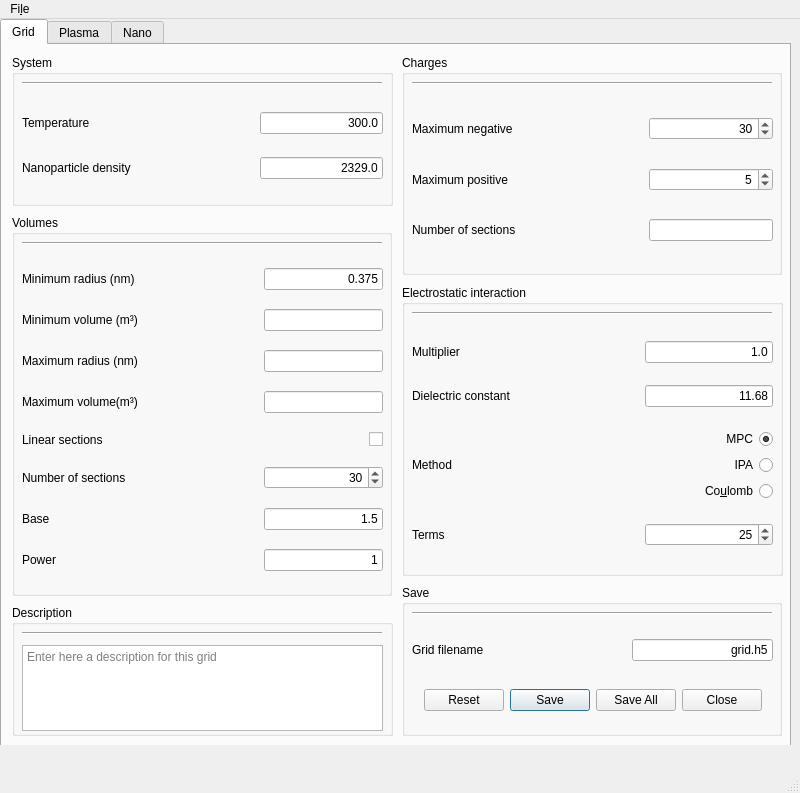
The window that ndust/ndust.ui (caos21/ndust) describes before a commit, drawn with Qt 5.
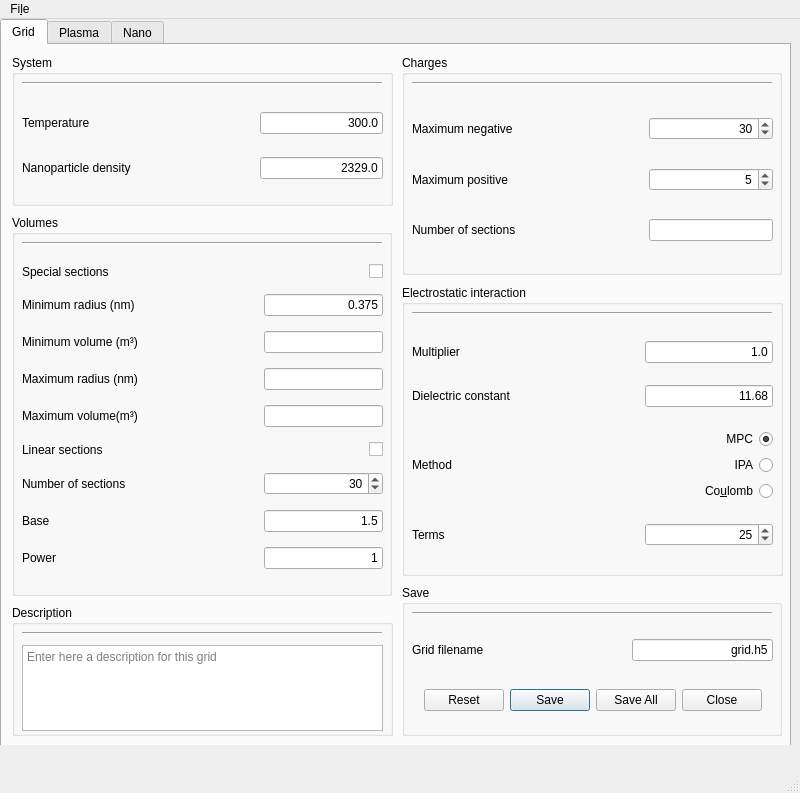
The same window after the commit.

Commit message: added ndust press supplementary material jupyter notebook

```diff
--- a/ndust/ndust.ui
+++ b/ndust/ndust.ui
@@ -83,7 +83,7 @@
            </rect>
           </property>
           <layout class="QGridLayout" name="gridLayout">
-           <item row="2" column="2">
+           <item row="3" column="2">
             <widget class="QLineEdit" name="lineEdit_maxrad">
              <property name="toolTip">
               <string>Maximum mean radius</string>
@@ -99,7 +99,7 @@
              </property>
             </widget>
            </item>
-           <item row="1" column="2">
+           <item row="2" column="2">
             <widget class="QLineEdit" name="lineEdit_minvol">
              <property name="toolTip">
               <string>Minimum volume at interface</string>
@@ -112,21 +112,21 @@
              </property>
             </widget>
            </item>
-           <item row="5" column="0">
+           <item row="6" column="0">
             <widget class="QLabel" name="label_numvsecs">
              <property name="text">
               <string>Number of sections</string>
              </property>
             </widget>
            </item>
-           <item row="6" column="0">
+           <item row="7" column="0">
             <widget class="QLabel" name="label_base">
              <property name="text">
               <string>Base</string>
              </property>
             </widget>
            </item>
-           <item row="5" column="2">
+           <item row="6" column="2">
             <widget class="QSpinBox" name="spinBox_vsecs">
              <property name="alignment">
               <set>Qt::AlignRight|Qt::AlignTrailing|Qt::AlignVCenter</set>
@@ -145,7 +145,7 @@
              </property>
             </widget>
            </item>
-           <item row="2" column="0">
+           <item row="3" column="0">
             <widget class="QLabel" name="label_maxrad">
              <property name="toolTip">
               <string>Maximum mean radius</string>
@@ -155,7 +155,7 @@
              </property>
             </widget>
            </item>
-           <item row="3" column="2">
+           <item row="4" column="2">
             <widget class="QLineEdit" name="lineEdit_maxvol">
              <property name="toolTip">
               <string>Maximum volume at interface</string>
@@ -168,7 +168,7 @@
              </property>
             </widget>
            </item>
-           <item row="1" column="0">
+           <item row="2" column="0">
             <widget class="QLabel" name="label_minvol">
              <property name="toolTip">
               <string>Minimum volume at interface</string>
@@ -178,7 +178,7 @@
              </property>
             </widget>
            </item>
-           <item row="0" column="1">
+           <item row="1" column="1">
             <spacer name="horizontalSpacer">
              <property name="orientation">
               <enum>Qt::Horizontal</enum>
@@ -191,7 +191,7 @@
              </property>
             </spacer>
            </item>
-           <item row="6" column="2">
+           <item row="7" column="2">
             <widget class="QLineEdit" name="lineEdit_base">
              <property name="text">
               <string>1.5</string>
@@ -201,7 +201,7 @@
              </property>
             </widget>
            </item>
-           <item row="3" column="0">
+           <item row="4" column="0">
             <widget class="QLabel" name="label_maxvol">
              <property name="toolTip">
               <string>Maximum volume at interface</string>
@@ -211,14 +211,14 @@
              </property>
             </widget>
            </item>
-           <item row="7" column="0">
+           <item row="8" column="0">
             <widget class="QLabel" name="label_power">
              <property name="text">
               <string>Power</string>
              </property>
             </widget>
            </item>
-           <item row="0" column="2">
+           <item row="1" column="2">
             <widget class="QLineEdit" name="lineEdit_minrad">
              <property name="toolTip">
               <string>Minimum mean radius</string>
@@ -231,7 +231,7 @@
              </property>
             </widget>
            </item>
-           <item row="7" column="2">
+           <item row="8" column="2">
             <widget class="QLineEdit" name="lineEdit_power">
              <property name="text">
               <string>1</string>
@@ -241,7 +241,7 @@
              </property>
             </widget>
            </item>
-           <item row="0" column="0">
+           <item row="1" column="0">
             <widget class="QLabel" name="label_minrad">
              <property name="toolTip">
               <string>Minimum mean radius</string>
@@ -251,14 +251,14 @@
              </property>
             </widget>
            </item>
-           <item row="4" column="0">
+           <item row="5" column="0">
             <widget class="QLabel" name="label_linear">
              <property name="text">
               <string>Linear sections</string>
              </property>
             </widget>
            </item>
-           <item row="4" column="2">
+           <item row="5" column="2">
             <widget class="QCheckBox" name="checkBox_linear">
              <property name="layoutDirection">
               <enum>Qt::RightToLeft</enum>
@@ -271,6 +271,26 @@
              </property>
             </widget>
            </item>
+           <item row="0" column="0">
+            <widget class="QLabel" name="label_special">
+             <property name="text">
+              <string>Special sections</string>
+             </property>
+            </widget>
+           </item>
+           <item row="0" column="2">
+            <widget class="QCheckBox" name="checkBox_special">
+             <property name="layoutDirection">
+              <enum>Qt::RightToLeft</enum>
+             </property>
+             <property name="text">
+              <string/>
+             </property>
+             <property name="checked">
+              <bool>false</bool>
+             </property>
+            </widget>
+           </item>
           </layout>
          </widget>
         </widget>
```
The commit also changes 8 other files.
